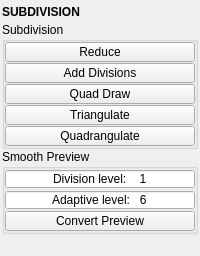
This is tentacle/ui/subdivision.ui in m3trik/tentacle as Qt 5 draws it before an edit. The edited form follows.
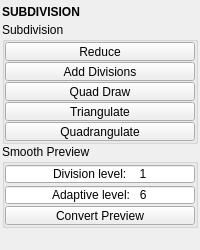
This is the edited form. Custom widgets are drawn as their Qt base class.

```diff
--- a/tentacle/ui/subdivision.ui
+++ b/tentacle/ui/subdivision.ui
@@ -98,13 +98,13 @@
            <property name="minimumSize">
             <size>
              <width>0</width>
-             <height>20</height>
+             <height>19</height>
             </size>
            </property>
            <property name="maximumSize">
             <size>
              <width>16777215</width>
-             <height>20</height>
+             <height>19</height>
             </size>
            </property>
            <property name="toolTip">
@@ -129,13 +129,13 @@
            <property name="minimumSize">
             <size>
              <width>0</width>
-             <height>20</height>
+             <height>19</height>
             </size>
            </property>
            <property name="maximumSize">
             <size>
              <width>16777215</width>
-             <height>20</height>
+             <height>19</height>
             </size>
            </property>
            <property name="toolTip">
@@ -197,13 +197,13 @@
            <property name="minimumSize">
             <size>
              <width>0</width>
-             <height>20</height>
+             <height>19</height>
             </size>
            </property>
            <property name="maximumSize">
             <size>
              <width>16777215</width>
-             <height>20</height>
+             <height>19</height>
             </size>
            </property>
            <property name="toolTip">
@@ -228,13 +228,13 @@
            <property name="minimumSize">
             <size>
              <width>0</width>
-             <height>20</height>
+             <height>19</height>
             </size>
            </property>
            <property name="maximumSize">
             <size>
              <width>16777215</width>
-             <height>20</height>
+             <height>19</height>
             </size>
            </property>
            <property name="toolTip">
@@ -259,13 +259,13 @@
            <property name="minimumSize">
             <size>
              <width>0</width>
-             <height>20</height>
+             <height>19</height>
             </size>
            </property>
            <property name="maximumSize">
             <size>
              <width>16777215</width>
-             <height>20</height>
+             <height>19</height>
             </size>
            </property>
            <property name="toolTip">
@@ -400,13 +400,13 @@
            <property name="minimumSize">
             <size>
              <width>0</width>
-             <height>20</height>
+             <height>19</height>
             </size>
            </property>
            <property name="maximumSize">
             <size>
              <width>16777215</width>
-             <height>20</height>
+             <height>19</height>
             </size>
            </property>
            <property name="toolTip">
```
